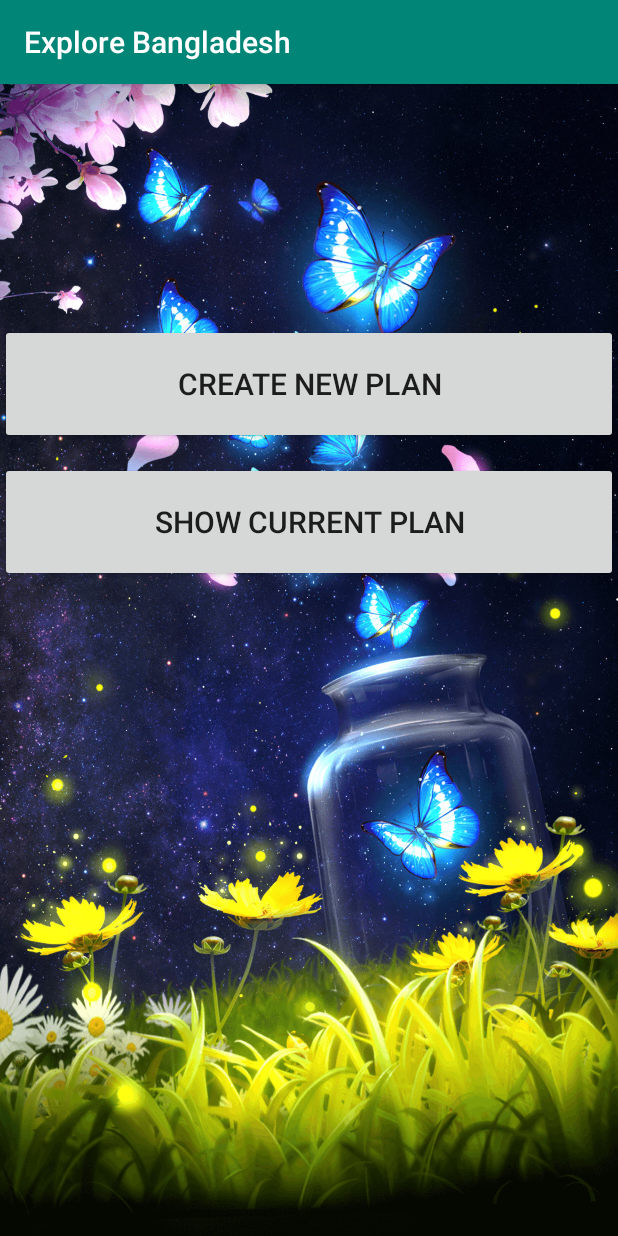
After one commit to mehedihasanriyad-045/Explore, an Android app: the CreatePlan screen opened directly, with no data from a screen before it, on a phone screen of 412 x 824 dp. The commit adds this screen. Run offline under Robolectric (Android 15) with nearby library versions, the phone set to English and light mode, and no system bars.

Commit message:
Create plan menu bar.

```diff
--- a/app/src/main/AndroidManifest.xml
+++ b/app/src/main/AndroidManifest.xml
@@ -10,7 +10,7 @@
         android:supportsRtl="true"
         android:theme="@style/AppTheme">
         <activity android:name=".WriteReview"></activity>
-        <activity android:name=".CretePlan" />
+        <activity android:name=".CreatePlan" />
         <activity android:name=".Review" />
         <activity android:name=".Menu" />
         <activity android:name=".MainActivity">
--- /dev/null
+++ b/app/src/main/java/com/example/myapplication/CreatePlan.java
@@ -0,0 +1,44 @@
+package com.example.myapplication;
+
+import androidx.appcompat.app.AppCompatActivity;
+
+import android.os.Bundle;
+
+/*
+
+public class CreatePlan extends AppCompatActivity {
+
+    @Override
+    protected void onCreate(Bundle savedInstanceState) {
+        super.onCreate(savedInstanceState);
+        setContentView(R.layout.activity_create_plan);
+    }
+}
+
+
+
+*/
+
+
+
+        import android.content.Intent;
+
+        import android.view.View;
+        import android.widget.Button;
+
+public class CreatePlan extends AppCompatActivity {
+    Button createPlanButton;
+    @Override
+    protected void onCreate(Bundle savedInstanceState) {
+        super.onCreate(savedInstanceState);
+        setContentView(R.layout.activity_create_plan);
+        createPlanButton=(Button)findViewById(R.id.createPlanButton);
+        createPlanButton.setOnClickListener(new View.OnClickListener() {
+            @Override
+            public void onClick(View view) {
+                Intent intent = new Intent(CreatePlan.this, CreatePlanDetails.class);
+                startActivity(intent);
+            }
+        });
+    }
+}
--- /dev/null
+++ b/app/src/main/res/layout/activity_create_plan.xml
@@ -0,0 +1,36 @@
+<?xml version="1.0" encoding="utf-8"?>
+<LinearLayout
+    xmlns:android="http://schemas.android.com/apk/res/android"
+    xmlns:tools="http://schemas.android.com/tools"
+    xmlns:app="http://schemas.android.com/apk/res-auto"
+    android:layout_width="match_parent"
+    android:layout_height="match_parent"
+    android:orientation="vertical"
+    android:gravity="center_horizontal"
+    tools:context=".CreatePlan"
+    android:background="@drawable/wall">
+
+    <Button
+        android:id="@+id/createPlanButton"
+        android:layout_width="match_parent"
+        android:layout_height="80dp"
+        android:layout_marginTop="160dp"
+        android:text="create new plan"
+        android:textSize="20sp"
+        app:layout_constraintBottom_toBottomOf="parent"
+        app:layout_constraintLeft_toLeftOf="parent"
+        app:layout_constraintRight_toRightOf="parent"
+        app:layout_constraintTop_toTopOf="parent" />
+
+    <Button
+        android:id="@+id/history"
+        android:layout_width="match_parent"
+        android:layout_height="80dp"
+        android:layout_marginTop="12dp"
+        android:textSize="20sp"
+        android:text="Show current plan"
+        app:layout_constraintBottom_toBottomOf="parent"
+        app:layout_constraintLeft_toLeftOf="parent"
+        app:layout_constraintRight_toRightOf="parent"
+        app:layout_constraintTop_toTopOf="parent" />
+</LinearLayout>
--- a/app/src/main/res/layout/activity_menu.xml
+++ b/app/src/main/res/layout/activity_menu.xml
@@ -32,13 +32,14 @@
         android:textSize="25sp"/>
 
     <Button
-        android:layout_weight="1"
         android:id="@+id/bt_Review"
+        style="@android:style/Widget.Material.Light.Button"
         android:layout_width="match_parent"
         android:layout_height="wrap_content"
         android:layout_marginStart="70dp"
         android:layout_marginEnd="70dp"
-        android:text="@string/review"/>
+        android:layout_weight="1"
+        android:text="@string/review" />
 
     <Button
         android:layout_weight="1"
```
Also changed, not shown: app/src/main/java/com/example/myapplication/CreatePlanDetails.java (added, +43 -0 lines), app/src/main/java/com/example/myapplication/CretePlan.java (deleted, +0 -14 lines), app/src/main/java/com/example/myapplication/Menu.java (+13 -1 lines), app/src/main/res/layout/activity_create_plan_details.xml (added, +31 -0 lines), app/src/main/res/layout/activity_crete_plan.xml (deleted, +0 -14 lines), app/src/main/res/drawable-v24/wall.jpg (added).
